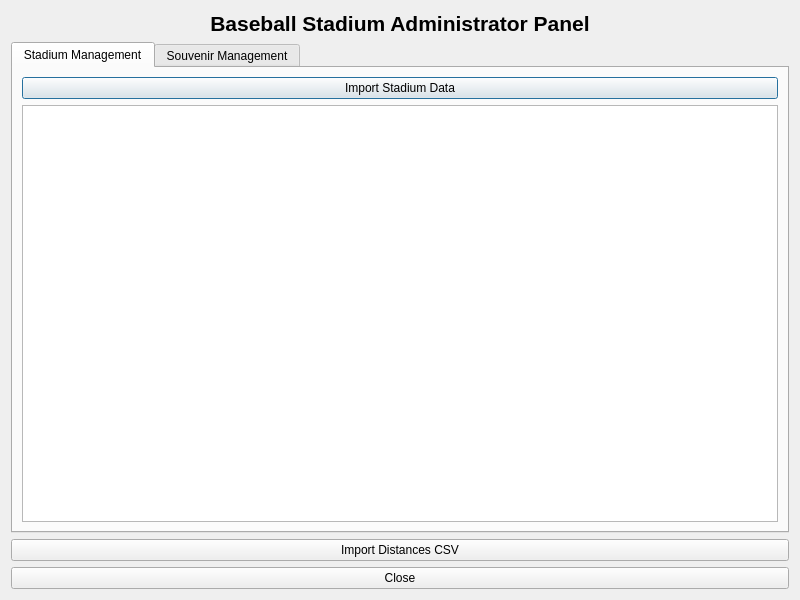
This is src/adminpanel.ui in roob18/Project-2-Baseball as Qt 5 draws it before an edit. The edited form follows.
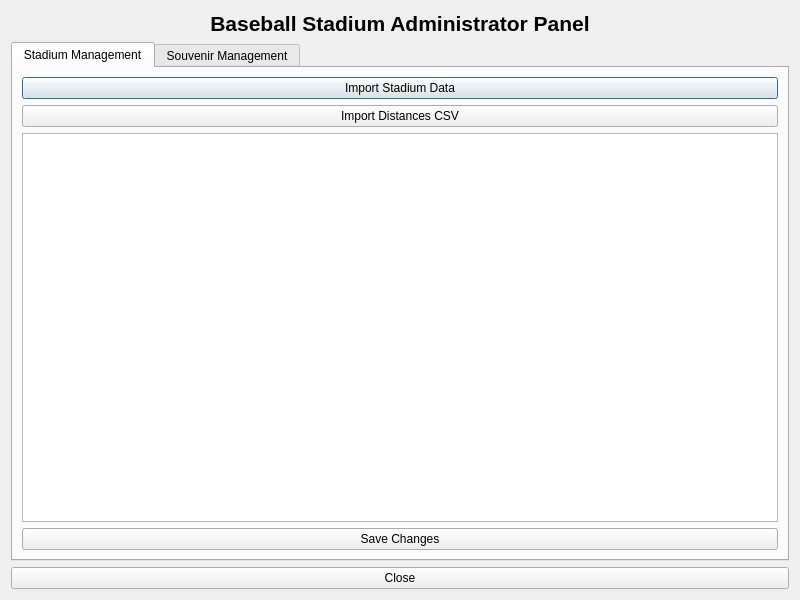
This is the edited form.

What changed in the file:
```diff
--- a/src/adminpanel.ui
+++ b/src/adminpanel.ui
@@ -47,9 +47,23 @@
          </property>
         </widget>
        </item>
+       <item>
+        <widget class="QPushButton" name="importDistancesButton">
+         <property name="text">
+          <string>Import Distances CSV</string>
+         </property>
+        </widget>
+       </item>
        <item>
         <widget class="QTableWidget" name="stadiumTable"/>
        </item>
+       <item>
+        <widget class="QPushButton" name="saveStadiumChangesButton">
+         <property name="text">
+          <string>Save Changes</string>
+         </property>
+        </widget>
+       </item>
       </layout>
      </widget>
      <widget class="QWidget" name="souvenirTab">
@@ -103,13 +117,6 @@
      </widget>
     </widget>
    </item>
-   <item>
-    <widget class="QPushButton" name="importDistancesButton">
-     <property name="text">
-      <string>Import Distances CSV</string>
-     </property>
-    </widget>
-   </item>
    <item>
     <widget class="QPushButton" name="closeButton">
      <property name="text">
```
Left out of the diff: 4 changed lines with no effect on the pictures.
